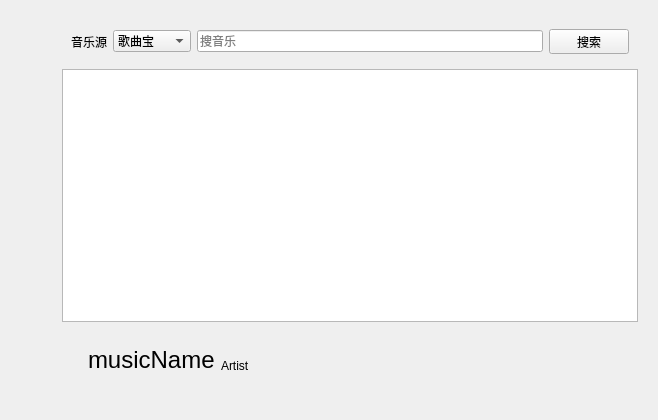
First picture: the form in app/subwidgets/submusicwidget.ui, repository HuaPi2d/QtApplication, before the edit.
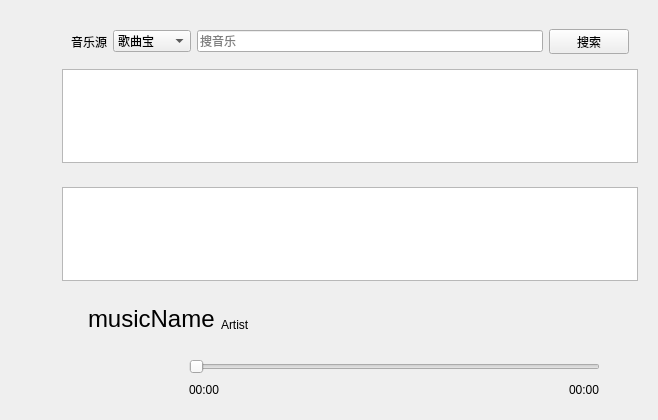
Second picture: the form after the edit. Icons and pictures are not drawn.

Commit message: finish the basic function PLAYMODE and DOWNLOAD

Diff of the .ui file:
```diff
--- a/app/subwidgets/submusicwidget.ui
+++ b/app/subwidgets/submusicwidget.ui
@@ -191,6 +191,15 @@
        </layout>
       </widget>
      </item>
+     <item>
+      <widget class="QWidget" name="localSongWidget" native="true">
+       <layout class="QVBoxLayout" name="verticalLayout">
+        <item>
+         <widget class="QListView" name="localSongListView"/>
+        </item>
+       </layout>
+      </widget>
+     </item>
      <item>
       <widget class="QWidget" name="musicPlayWidget" native="true">
        <layout class="QHBoxLayout" name="horizontalLayout_2">
@@ -262,6 +271,68 @@
               </property>
              </spacer>
             </item>
+            <item>
+             <widget class="QPushButton" name="downloadPushButton">
+              <property name="enabled">
+               <bool>false</bool>
+              </property>
+              <property name="toolTip">
+               <string/>
+              </property>
+              <property name="styleSheet">
+               <string notr="true">QPushButton {
+    border: none; 
+}
+QPushButton:hover {
+border: 2px solid blue;
+}
+QPushButton:pressed {
+ border: 2px solid red; 
+ }</string>
+              </property>
+              <property name="text">
+               <string/>
+              </property>
+              <property name="icon">
+               <iconset resource="../resource.qrc">
+                <normaloff>:/icon/resources/icons/MaterialSymbolsDownload.svg</normaloff>:/icon/resources/icons/MaterialSymbolsDownload.svg</iconset>
+              </property>
+              <property name="iconSize">
+               <size>
+                <width>18</width>
+                <height>18</height>
+               </size>
+              </property>
+             </widget>
+            </item>
+            <item>
+             <widget class="QPushButton" name="openLocalDirPushButton">
+              <property name="styleSheet">
+               <string notr="true">QPushButton {
+    border: none; 
+}
+QPushButton:hover {
+border: 2px solid blue;
+}
+QPushButton:pressed {
+ border: 2px solid red; 
+ }</string>
+              </property>
+              <property name="text">
+               <string/>
+              </property>
+              <property name="icon">
+               <iconset resource="../resource.qrc">
+                <normaloff>:/icon/resources/icons/PhFolderNotchOpen.svg</normaloff>:/icon/resources/icons/PhFolderNotchOpen.svg</iconset>
+              </property>
+              <property name="iconSize">
+               <size>
+                <width>18</width>
+                <height>18</height>
+               </size>
+              </property>
+             </widget>
+            </item>
            </layout>
           </item>
           <item>
@@ -351,17 +422,75 @@
              </widget>
             </item>
             <item>
-             <spacer name="horizontalSpacer">
-              <property name="orientation">
-               <enum>Qt::Horizontal</enum>
-              </property>
-              <property name="sizeHint" stdset="0">
-               <size>
-                <width>40</width>
-                <height>20</height>
-               </size>
-              </property>
-             </spacer>
+             <layout class="QVBoxLayout" name="sliderWidget">
+              <item>
+               <layout class="QHBoxLayout" name="horizontalLayout_3">
+                <item>
+                 <spacer name="horizontalSpacer_3">
+                  <property name="orientation">
+                   <enum>Qt::Horizontal</enum>
+                  </property>
+                  <property name="sizeHint" stdset="0">
+                   <size>
+                    <width>40</width>
+                    <height>20</height>
+                   </size>
+                  </property>
+                 </spacer>
+                </item>
+               </layout>
+              </item>
+              <item>
+               <widget class="QSlider" name="currentTimeSlider">
+                <property name="orientation">
+                 <enum>Qt::Horizontal</enum>
+                </property>
+               </widget>
+              </item>
+              <item>
+               <layout class="QHBoxLayout" name="timeLabelHorizontalLayout">
+                <item>
+                 <widget class="QLabel" name="currentTimeLabel">
+                  <property name="maximumSize">
+                   <size>
+                    <width>16777215</width>
+                    <height>16777215</height>
+                   </size>
+                  </property>
+                  <property name="text">
+                   <string>00:00</string>
+                  </property>
+                 </widget>
+                </item>
+                <item>
+                 <spacer name="horizontalSpacer">
+                  <property name="orientation">
+                   <enum>Qt::Horizontal</enum>
+                  </property>
+                  <property name="sizeHint" stdset="0">
+                   <size>
+                    <width>40</width>
+                    <height>20</height>
+                   </size>
+                  </property>
+                 </spacer>
+                </item>
+                <item>
+                 <widget class="QLabel" name="toatalTimeLabel">
+                  <property name="maximumSize">
+                   <size>
+                    <width>16777215</width>
+                    <height>16777215</height>
+                   </size>
+                  </property>
+                  <property name="text">
+                   <string>00:00</string>
+                  </property>
+                 </widget>
+                </item>
+               </layout>
+              </item>
+             </layout>
             </item>
             <item>
              <widget class="QPushButton" name="playModePushButton">
```
Left out of the diff: 9 changed lines with no effect on the pictures. The commit also changes 18 other files.
